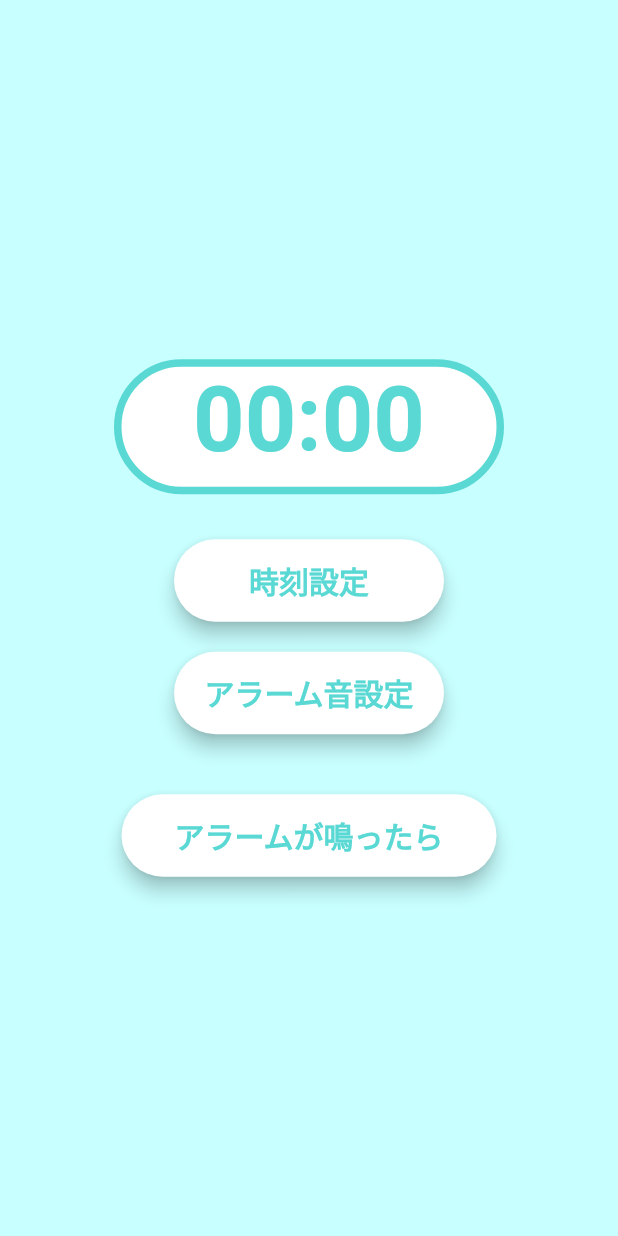
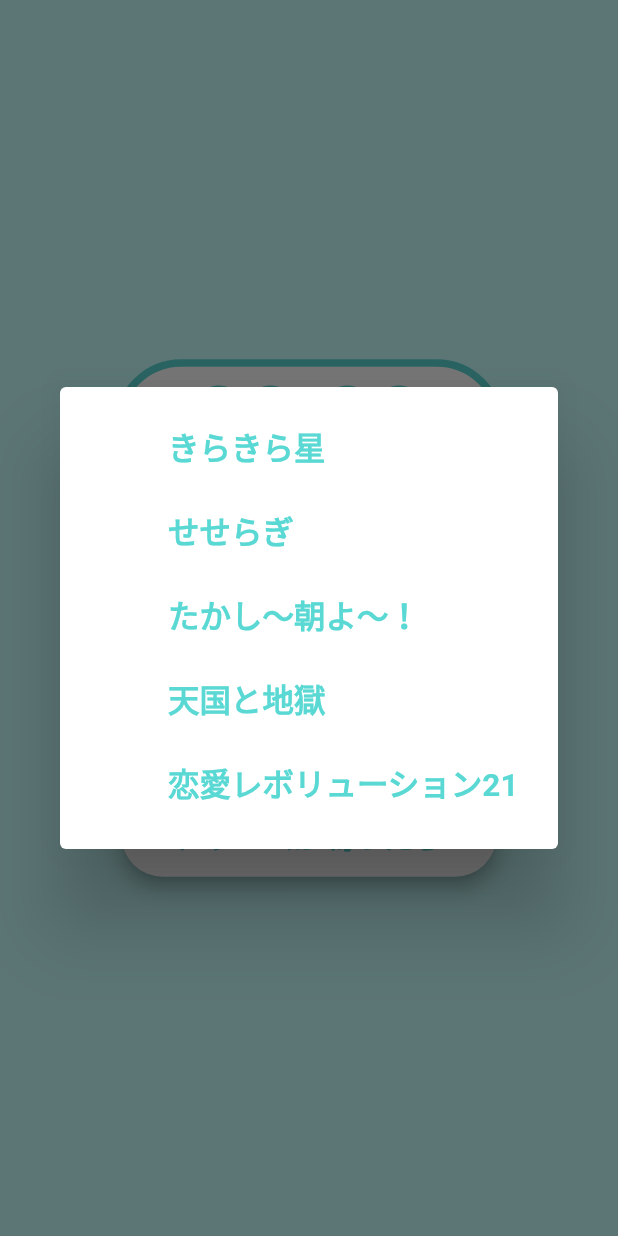
Before and after one commit to Jin2003/kishoutenketsu_rta, a Flutter app: the MainPage screen opened directly, after a tap on "アラーム音設定", on a phone screen of 412 x 824 dp. Run offline on Flutter 3.47's test engine with Material 2 defaults, Android fonts, the phone set to English and light mode, and no system bars; our stand-ins replace curved_navigation_bar, google_fonts, sqflite; missing offline and left inert: nfc_manager; accounts and stored records are empty.

Commit message:
[update] アラーム音設定ダイアログ

```diff
--- a/lib/view/pages/main_page.dart
+++ b/lib/view/pages/main_page.dart
@@ -7,7 +7,7 @@ import '../constant.dart';
 import 'components/outline_button.dart';
 
 class MainPage extends StatefulWidget {
-  const MainPage({super.key});
+  const MainPage({Key? key}) : super(key: key);
 
   @override
   State<MainPage> createState() => _MainPageState();
@@ -15,6 +15,10 @@ class MainPage extends StatefulWidget {
 
 class _MainPageState extends State<MainPage> {
   late TimeOfDay _timeOfDay;
+  // 洗濯中のアラーム音
+  String? _music;
+
+  //List<String> alarmMusic = ['きらきら星', 'せせらぎ', 'アンパンマンマーチ', 'りんご'];
 
   @override
   void initState() {
@@ -27,8 +31,7 @@ class _MainPageState extends State<MainPage> {
     return Scaffold(
       backgroundColor: Constant.subColor,
       body: Center(
-        child: Column(mainAxisAlignment: MainAxisAlignment.center,
-        children: [
+        child: Column(mainAxisAlignment: MainAxisAlignment.center, children: [
           Container(
             alignment: Alignment.center,
             width: 260,
@@ -83,8 +86,22 @@ class _MainPageState extends State<MainPage> {
             height: 55,
             fontSize: 20,
             shape: 30,
+            onPressed: () async {
+              // アラーム音のダイアログを表示して、選択したアラーム音を受け取る
+              final selectedAlarm = await showDialog<String>(
+                context: context,
+                builder:(context) => _alarmSelectorDialog(
+                  music: _music,
+                ),
+              );
+              if (selectedAlarm != null) {
+                // 選択中のアラームを更新してリビルドする
+                setState(() {
+                  _music = selectedAlarm;
+                });
+              }
+            },
           ),
-
           SizedBox(
             width: 0,
             height: 40,
@@ -102,3 +119,45 @@ class _MainPageState extends State<MainPage> {
     );
   }
 }
+
+/// 都道府県を選択するダイアログ
+/// 選択されたら都道府県の文字列を返す
+/// キャンセルされたら null を返す
+class _alarmSelectorDialog extends StatelessWidget{
+  const _alarmSelectorDialog({
+    Key? key,
+    this.music,
+  }) : super(key: key);
+
+  /// 選択中の都道府県
+  final String? music;
+
+  static const _musics = ['きらきら星', 'せせらぎ', 'たかし〜朝よ〜！', '天国と地獄', '恋愛レボリューション21'];
+
+  @override
+  Widget build(BuildContext context) {
+    return SimpleDialog(
+      children: _musics
+          .map(
+            (p) => ListTile(
+              leading: Visibility(
+                visible: p == music,
+                child: const Icon(Icons.check),
+              ),
+              title: Text(
+                p,
+                style: GoogleFonts.zenMaruGothic(
+                  fontWeight: FontWeight.bold,
+                  fontSize: 21,
+                  color: Constant.mainColor,
+                ),
+              ),
+              onTap: () {
+                Navigator.of(context).pop(p);
+              },
+            ),
+          )
+          .toList(),
+    );
+  }
+}
```
